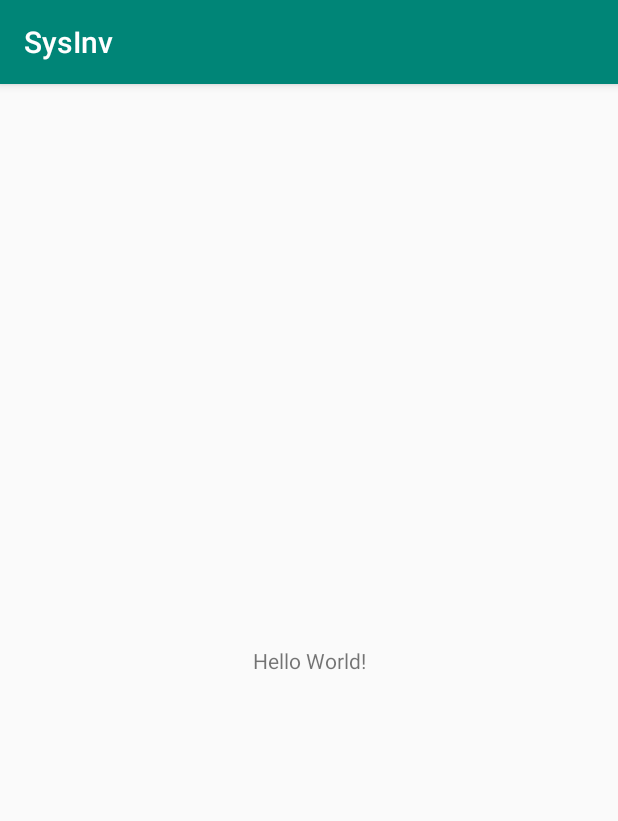
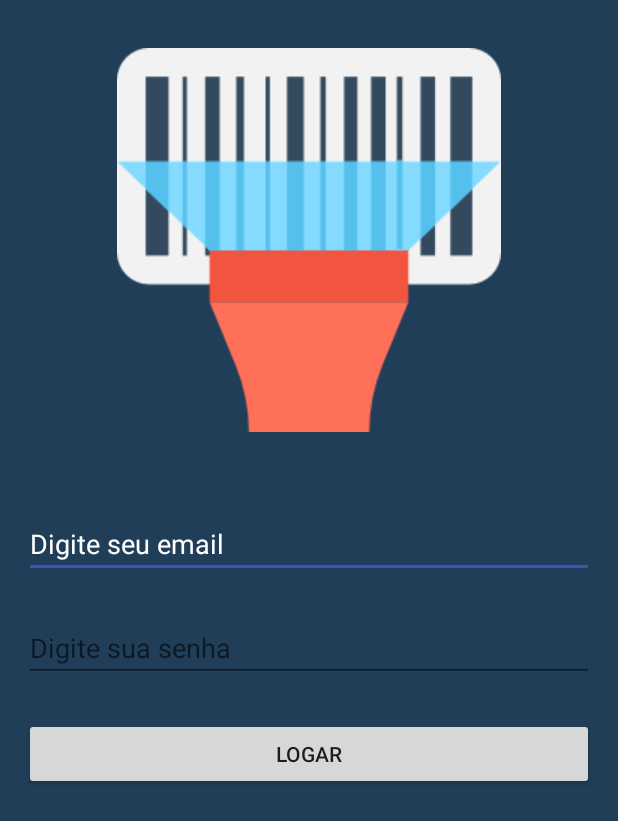
Before and after one commit to lsbasilio/SysInv-Android, an Android app: the screen it shows after launch (MainActivity before the commit, LoginActivity after it), on a phone screen of 412 x 824 dp. Shown: the top 821 px of the screen. Run offline under Robolectric (Android 15) with nearby library versions, the phone set to English and light mode, and no system bars.

Commit message:
Criada tela de Login

```diff
--- a/app/build.gradle
+++ b/app/build.gradle
@@ -23,7 +23,9 @@ dependencies {
     implementation fileTree(dir: 'libs', include: ['*.jar'])
     implementation 'androidx.appcompat:appcompat:1.3.0'
     implementation 'androidx.constraintlayout:constraintlayout:2.0.4'
+    implementation 'com.google.android.material:material:1.4.0'
     testImplementation 'junit:junit:4.12'
     androidTestImplementation 'androidx.test.ext:junit:1.1.2'
     androidTestImplementation 'androidx.test.espresso:espresso-core:3.3.0'
+    //implementation 'com.android.support:design:3.1.2'
 }
--- a/app/src/main/AndroidManifest.xml
+++ b/app/src/main/AndroidManifest.xml
@@ -9,13 +9,17 @@
         android:roundIcon="@mipmap/ic_launcher_round"
         android:supportsRtl="true"
         android:theme="@style/AppTheme">
-        <activity android:name=".MainActivity">
+        <activity android:name=".activity.LoginActivity"
+            android:label="@string/app_name">
             <intent-filter>
                 <action android:name="android.intent.action.MAIN" />
 
                 <category android:name="android.intent.category.LAUNCHER" />
             </intent-filter>
         </activity>
+        <activity android:name=".activity.MainActivity">
+
+        </activity>
     </application>
 
 </manifest>
--- /dev/null
+++ b/app/src/main/java/com/leandro/sysinv/activity/LoginActivity.java
@@ -0,0 +1,44 @@
+package com.leandro.sysinv.activity;
+
+import androidx.appcompat.app.AppCompatActivity;
+
+import android.content.Intent;
+import android.os.Bundle;
+import android.view.View;
+import android.widget.Button;
+import android.widget.EditText;
+
+import com.leandro.sysinv.R;
+
+public class LoginActivity extends AppCompatActivity {
+
+    private EditText editEmail, editSenha;
+    private Button buttonLogar;
+
+    @Override
+    protected void onCreate(Bundle savedInstanceState) {
+        super.onCreate(savedInstanceState);
+        setContentView(R.layout.activity_login);
+
+        editEmail   = findViewById(R.id.editEmail);
+        editSenha   = findViewById(R.id.editSenha);
+        buttonLogar = findViewById(R.id.buttonLogar);
+
+        buttonLogar.setOnClickListener(new View.OnClickListener() {
+            @Override
+            public void onClick(View v) {
+
+                String emailUsuario = editEmail.getText().toString();
+                String senhaUsuario = editSenha.getText().toString();
+
+                if (emailUsuario == "leandro@gmail.com" && senhaUsuario == "leandro") {
+
+                    Intent intent = new Intent(getApplicationContext(), MainActivity.class);
+                    startActivity( intent );
+
+                }
+
+            }
+        });
+    }
+}
--- a/app/src/main/java/com/leandro/sysinv/MainActivity.java
+++ b/app/src/main/java/com/leandro/sysinv/activity/MainActivity.java
@@ -1,4 +1,4 @@
-package com.leandro.sysinv;
+package com.leandro.sysinv.activity;
 
 import androidx.appcompat.app.AppCompatActivity;
 
@@ -7,6 +7,7 @@ import android.database.sqlite.SQLiteDatabase;
 import android.os.Bundle;
 import android.util.Log;
 
+import com.leandro.sysinv.R;
 import com.leandro.sysinv.db.DadosOpenHelper;
 import com.leandro.sysinv.db.Db;
 import com.leandro.sysinv.model.dao.impl.BensSqLite;
--- a/app/src/main/java/com/leandro/sysinv/model/dao/impl/DescrComplementarSqLite.java
+++ b/app/src/main/java/com/leandro/sysinv/model/dao/impl/DescrComplementarSqLite.java
@@ -51,7 +51,7 @@ public class DescrComplementarSqLite implements DescrComplementarDao {
         }
     }
 
-    public void deleteById(Integer id) {
+    public void deleteById(String id) {
         try {
 
             strSQL = "DELETE FROM descrcomplementar WHERE Descricao_id = '" + id + "'";
--- /dev/null
+++ b/app/src/main/java/com/leandro/sysinv/token/Token.java
@@ -0,0 +1,18 @@
+package com.leandro.sysinv.token;
+
+import java.util.Random;
+
+public class Token {
+
+    public Token() {
+    }
+
+    public String geraToken() {
+
+        Random randomico = new Random();
+        int numeroRandomico = randomico.nextInt( 9999 - 1000 ) + 1000;
+        return String.valueOf( numeroRandomico );
+
+    }
+
+}
--- /dev/null
+++ b/app/src/main/res/layout/activity_login.xml
@@ -0,0 +1,68 @@
+<?xml version="1.0" encoding="utf-8"?>
+<androidx.constraintlayout.widget.ConstraintLayout xmlns:android="http://schemas.android.com/apk/res/android"
+    xmlns:app="http://schemas.android.com/apk/res-auto"
+    xmlns:tools="http://schemas.android.com/tools"
+    android:layout_width="match_parent"
+    android:layout_height="match_parent"
+    android:background="@color/colorPrimaryDark"
+    tools:context=".activity.LoginActivity">
+
+    <ImageView
+        android:id="@+id/imageView"
+        android:layout_width="wrap_content"
+        android:layout_height="wrap_content"
+        android:layout_marginTop="32dp"
+        app:layout_constraintEnd_toEndOf="parent"
+        app:layout_constraintStart_toStartOf="parent"
+        app:layout_constraintTop_toTopOf="parent"
+        app:srcCompat="@drawable/barcode_scanner" />
+
+    <EditText
+        android:id="@+id/editEmail"
+        android:layout_width="0dp"
+        android:layout_height="wrap_content"
+        android:layout_marginStart="16dp"
+        android:layout_marginLeft="16dp"
+        android:layout_marginTop="52dp"
+        android:layout_marginEnd="16dp"
+        android:layout_marginRight="16dp"
+        android:ems="10"
+        android:hint="Digite seu email"
+        android:inputType="textPersonName"
+        android:text="Digite seu email"
+        android:textColor="@color/textColorPrimary"
+        app:layout_constraintEnd_toEndOf="parent"
+        app:layout_constraintStart_toStartOf="parent"
+        app:layout_constraintTop_toBottomOf="@+id/imageView" />
+
+    <Button
+        android:id="@+id/buttonLogar"
+        android:layout_width="0dp"
+        android:layout_height="wrap_content"
+        android:layout_marginStart="16dp"
+        android:layout_marginLeft="16dp"
+        android:layout_marginTop="24dp"
+        android:layout_marginEnd="16dp"
+        android:layout_marginRight="16dp"
+        android:text="Logar"
+        app:layout_constraintEnd_toEndOf="parent"
+        app:layout_constraintStart_toStartOf="parent"
+        app:layout_constraintTop_toBottomOf="@+id/editSenha" />
+
+    <EditText
+        android:id="@+id/editSenha"
+        android:layout_width="0dp"
+        android:layout_height="wrap_content"
+        android:layout_marginStart="16dp"
+        android:layout_marginLeft="16dp"
+        android:layout_marginTop="24dp"
+        android:layout_marginEnd="16dp"
+        android:layout_marginRight="16dp"
+        android:ems="10"
+        android:hint="Digite sua senha"
+        android:inputType="textPassword"
+        android:textColor="@color/textColorPrimary"
+        app:layout_constraintEnd_toEndOf="parent"
+        app:layout_constraintStart_toStartOf="parent"
+        app:layout_constraintTop_toBottomOf="@+id/editEmail" />
+</androidx.constraintlayout.widget.ConstraintLayout>
--- a/app/src/main/res/layout/activity_main.xml
+++ b/app/src/main/res/layout/activity_main.xml
@@ -4,7 +4,7 @@
     xmlns:tools="http://schemas.android.com/tools"
     android:layout_width="match_parent"
     android:layout_height="match_parent"
-    tools:context=".MainActivity">
+    tools:context=".activity.MainActivity">
 
     <TextView
         android:layout_width="wrap_content"
--- a/app/src/main/res/values/colors.xml
+++ b/app/src/main/res/values/colors.xml
@@ -1,6 +1,7 @@
 <?xml version="1.0" encoding="utf-8"?>
 <resources>
-    <color name="colorPrimary">#008577</color>
-    <color name="colorPrimaryDark">#00574B</color>
-    <color name="colorAccent">#D81B60</color>
+    <color name="colorPrimary">#3549BE</color>
+    <color name="colorPrimaryDark">#203E58</color>
+    <color name="colorAccent">#3F51B5</color>
+    <color name="textColorPrimary">#FFFFFF</color>
 </resources>
--- /dev/null
+++ b/app/src/main/res/values/dimens.xml
@@ -0,0 +1,3 @@
+<resources>
+    <dimen name="fab_margin">16dp</dimen>
+</resources>
--- a/app/src/main/res/values/strings.xml
+++ b/app/src/main/res/values/strings.xml
@@ -1,3 +1,4 @@
 <resources>
     <string name="app_name">SysInv</string>
+    <string name="title_activity_login">LoginActivity</string>
 </resources>
--- a/app/src/main/res/values/styles.xml
+++ b/app/src/main/res/values/styles.xml
@@ -3,9 +3,20 @@
     <!-- Base application theme. -->
     <style name="AppTheme" parent="Theme.AppCompat.Light.DarkActionBar">
         <!-- Customize your theme here. -->
+        <item name="windowNoTitle">true</item>
+        <item name="windowActionBar">false</item>
         <item name="colorPrimary">@color/colorPrimary</item>
         <item name="colorPrimaryDark">@color/colorPrimaryDark</item>
         <item name="colorAccent">@color/colorAccent</item>
     </style>
 
+    <style name="AppTheme.NoActionBar">
+        <item name="windowActionBar">false</item>
+        <item name="windowNoTitle">true</item>
+    </style>
+
+    <style name="AppTheme.AppBarOverlay" parent="ThemeOverlay.AppCompat.Dark.ActionBar" />
+
+    <style name="AppTheme.PopupOverlay" parent="ThemeOverlay.AppCompat.Light" />
+
 </resources>
```
Also changed, not shown: app/src/main/res/drawable-v24/barcode_scanner.png (added), 1 other file.
